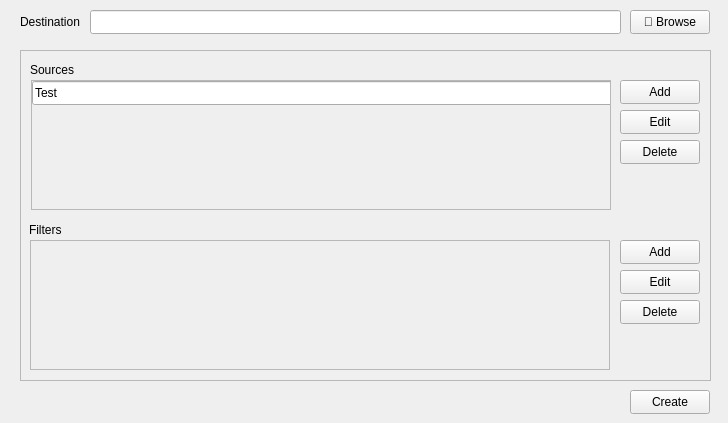
The window that rulesetcreate.ui (osten-antonio/DeskSort) describes before a commit, drawn with Qt 5.
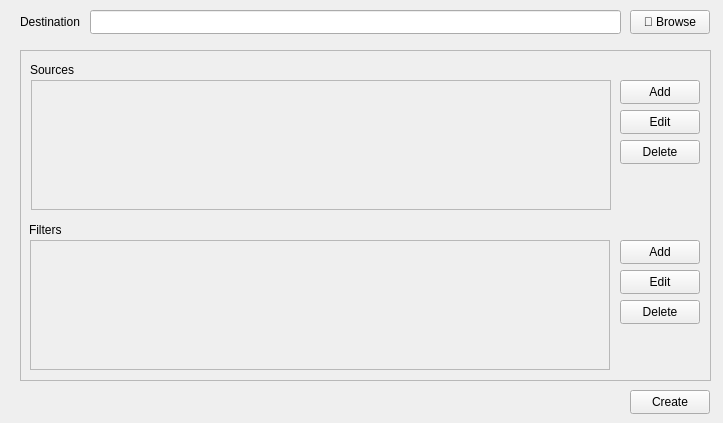
The same window after the commit.

Patch:
```diff
--- a/rulesetcreate.ui
+++ b/rulesetcreate.ui
@@ -6,7 +6,7 @@
    <rect>
     <x>0</x>
     <y>0</y>
-    <width>728</width>
+    <width>723</width>
     <height>423</height>
    </rect>
   </property>
@@ -123,21 +123,16 @@
        <height>128</height>
       </rect>
      </property>
-     <widget class="QLineEdit" name="lineEdit_2">
+     <widget class="QWidget" name="verticalLayoutWidget">
       <property name="geometry">
        <rect>
         <x>0</x>
         <y>0</y>
-        <width>581</width>
-        <height>24</height>
+        <width>571</width>
+        <height>131</height>
        </rect>
       </property>
-      <property name="focusPolicy">
-       <enum>Qt::StrongFocus</enum>
-      </property>
-      <property name="text">
-       <string>Test</string>
-      </property>
+      <layout class="QVBoxLayout" name="sourcesLayout"/>
      </widget>
     </widget>
    </widget>
```
